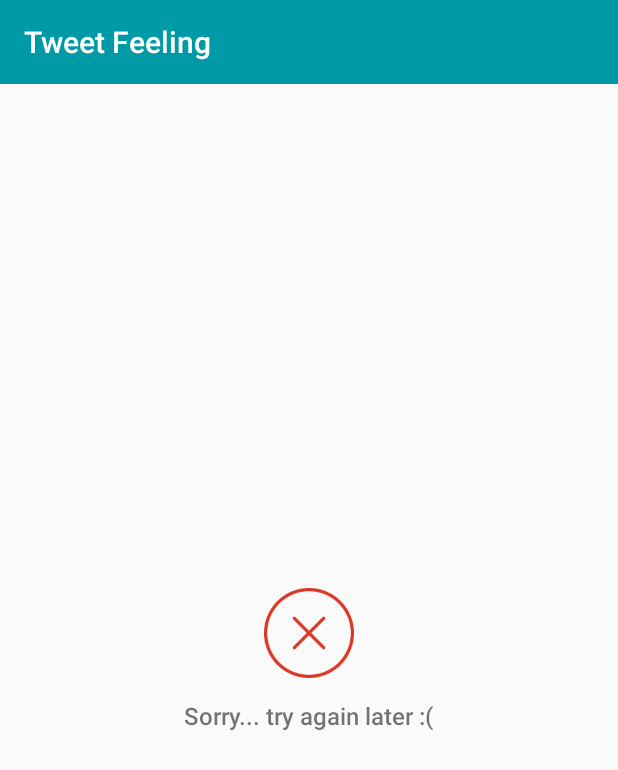
After one commit to jerodac/Tweet-feeling, an Android app: the fragment ErrorFragment placed in its activity, on a phone screen of 412 x 824 dp. The commit adds this screen. Shown: the top 770 px of the screen. Run offline under Robolectric (Android 15) with nearby library versions, the phone set to English and light mode, and no system bars; our stand-ins replace ButterKnife.

Commit message:
Error handling

```diff
--- a/app/src/main/java/br/eng/jerodac/tweetfeeling/fragments/CheckFeelingTweetFragment.java
+++ b/app/src/main/java/br/eng/jerodac/tweetfeeling/fragments/CheckFeelingTweetFragment.java
@@ -38,7 +38,7 @@ public class CheckFeelingTweetFragment extends BaseFragment implements Presenter
 
     @Override
     public void onError() {
-
+        getFlowManager().replaceChildFragment(getChildFragmentManager(), ErrorFragment.newInstance());
     }
 
     @Override
--- /dev/null
+++ b/app/src/main/java/br/eng/jerodac/tweetfeeling/fragments/ErrorFragment.java
@@ -0,0 +1,35 @@
+package br.eng.jerodac.tweetfeeling.fragments;
+
+import android.view.View;
+
+import br.eng.jerodac.tweetfeeling.R;
+
+/**
+ * Created by Jean Rodrigo Dalbon Cunha on 20/02/2018.
+ */
+public class ErrorFragment extends BaseFragment {
+
+    public static ErrorFragment newInstance() {
+        return new ErrorFragment();
+    }
+
+    @Override
+    public String getTagName() {
+        return getClass().getSimpleName();
+    }
+
+    @Override
+    protected int getLayoutResource() {
+        return R.layout.error_screen;
+    }
+
+    @Override
+    protected void initComponents(View rootView) {
+
+    }
+
+    @Override
+    protected void settings(View rootView) {
+
+    }
+}
--- /dev/null
+++ b/app/src/main/res/layout/error_screen.xml
@@ -0,0 +1,30 @@
+<?xml version="1.0" encoding="utf-8"?>
+<RelativeLayout xmlns:android="http://schemas.android.com/apk/res/android"
+    android:layout_width="match_parent"
+    android:layout_height="match_parent">
+
+    <LinearLayout
+        android:layout_width="wrap_content"
+        android:layout_height="wrap_content"
+        android:layout_centerHorizontal="true"
+        android:layout_centerVertical="true"
+        android:orientation="vertical">
+
+        <ImageView
+            android:layout_width="60dp"
+            android:layout_height="60dp"
+            android:layout_gravity="center"
+            android:src="@drawable/ic_error" />
+
+        <android.support.v7.widget.AppCompatTextView
+            android:layout_width="wrap_content"
+            android:layout_height="wrap_content"
+            android:layout_marginTop="14dp"
+            android:fontFamily="sans-serif-light"
+            android:text="@string/error_message"
+            android:textSize="16dp"
+            android:textStyle="bold" />
+
+    </LinearLayout>
+
+</RelativeLayout>
--- a/app/src/main/res/values/strings.xml
+++ b/app/src/main/res/values/strings.xml
@@ -1,6 +1,8 @@
 <resources>
     <string name="app_name">Tweet Feeling</string>
-    <string name="kit_twittercore">Twitter Core</string>
+    <string name="error_message">Sorry... try again later :(</string>
+    <string name="empty_message">No tweets found...</string>
+
 
     <!-- Screen search tweet -->
     <string name="search_tweet_title_screen">Hello, we say a tweet tag to do our research :)</string>
```
Also changed, not shown: app/src/main/java/br/eng/jerodac/tweetfeeling/fragments/ListTweetsFragment.java (+3 -30 lines), app/src/main/res/layout/empty_screen.xml (added, +30 -0 lines), app/src/main/res/drawable/ic_error.png (added), 1 other file.
